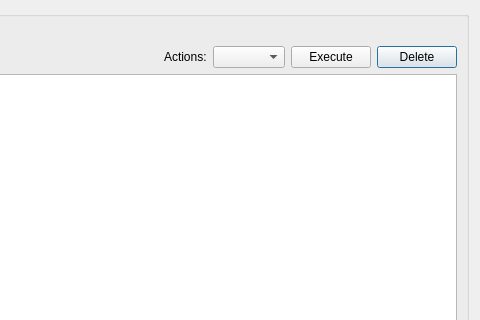
Before: the Qt Designer form core/ui/toolbars/epa/dscenario_manager.ui in Giswater/giswater_qgis_plugin, drawn with Qt 5; both pictures show x 392 to 872 and y 0 to 320 of the 872 by 786 pixel window.
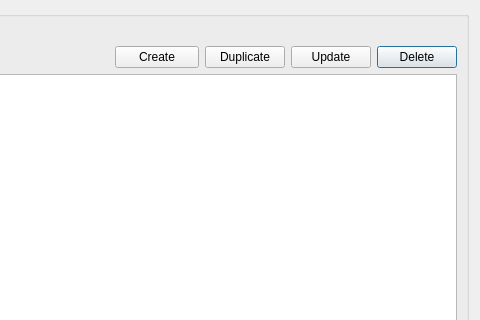
After: the same form once the commit is applied.

Commit message: Refactor: dscenario manager -- create button as dropdown menu & new button duplicate & button update calls manage values function

The edit to the form file:
```diff
--- a/core/ui/toolbars/epa/dscenario_manager.ui
+++ b/core/ui/toolbars/epa/dscenario_manager.ui
@@ -20,6 +20,13 @@
       <string/>
      </property>
      <layout class="QGridLayout" name="verticalLayout_3">
+      <item row="4" column="0">
+       <widget class="QLabel" name="lbl_dscenario_name">
+        <property name="text">
+         <string>Filter by: Dscenario name</string>
+        </property>
+       </widget>
+      </item>
       <item row="5" column="2" colspan="2">
        <spacer name="horizontalSpacer_2">
         <property name="orientation">
@@ -46,7 +53,7 @@
         </property>
        </widget>
       </item>
-      <item row="7" column="0" colspan="6">
+      <item row="7" column="0" colspan="5">
        <spacer name="horizontalSpacer">
         <property name="orientation">
          <enum>Qt::Horizontal</enum>
@@ -59,7 +66,7 @@
         </property>
        </spacer>
       </item>
-      <item row="5" column="7">
+      <item row="5" column="9">
        <widget class="QPushButton" name="btn_delete">
         <property name="sizePolicy">
          <sizepolicy hsizetype="Fixed" vsizetype="Fixed">
@@ -72,47 +79,56 @@
         </property>
        </widget>
       </item>
-      <item row="4" column="0">
-       <widget class="QLabel" name="lbl_dscenario_name">
-        <property name="text">
-         <string>Filter by: Dscenario name</string>
-        </property>
-       </widget>
-      </item>
-      <item row="6" column="0" colspan="8">
+      <item row="6" column="0" colspan="10">
        <widget class="QTableView" name="tbl_dscenario">
         <property name="selectionMode">
          <enum>QAbstractItemView::SingleSelection</enum>
         </property>
        </widget>
       </item>
-      <item row="5" column="6">
-       <widget class="QPushButton" name="btn_execute">
-        <property name="sizePolicy">
-         <sizepolicy hsizetype="Fixed" vsizetype="Fixed">
-          <horstretch>0</horstretch>
-          <verstretch>0</verstretch>
-         </sizepolicy>
-        </property>
-        <property name="text">
-         <string>Execute</string>
-        </property>
-       </widget>
-      </item>
-      <item row="5" column="5">
-       <widget class="QComboBox" name="cmb_actions"/>
-      </item>
-      <item row="7" column="7">
+      <item row="7" column="9">
        <widget class="QPushButton" name="btn_cancel">
         <property name="text">
          <string>Close</string>
         </property>
        </widget>
       </item>
-      <item row="5" column="4">
-       <widget class="QLabel" name="lbl_actions">
+      <item row="5" column="6">
+       <widget class="QToolButton" name="btn_create">
+        <property name="sizePolicy">
+         <sizepolicy hsizetype="Minimum" vsizetype="Minimum">
+          <horstretch>0</horstretch>
+          <verstretch>0</verstretch>
+         </sizepolicy>
+        </property>
         <property name="text">
-         <string>Actions:</string>
+         <string>     Create     </string>
+        </property>
+        <property name="popupMode">
+         <enum>QToolButton::InstantPopup</enum>
+        </property>
+        <property name="toolButtonStyle">
+         <enum>Qt::ToolButtonTextOnly</enum>
+        </property>
+        <property name="autoRaise">
+         <bool>false</bool>
+        </property>
+        <property name="arrowType">
+         <enum>Qt::DownArrow</enum>
+        </property>
+       </widget>
+      </item>
+      <item row="5" column="8">
+       <widget class="QPushButton" name="btn_update">
+        <property name="text">
+         <string>Update</string>
+        </property>
+       </widget>
+      </item>
+      <item row="5" column="7">
+       <widget class="QPushButton" name="btn_duplicate">
+        <property name="text">
+         <string>Duplicate</string>
         </property>
        </widget>
       </item>
```
The commit also changes 5 other files.
